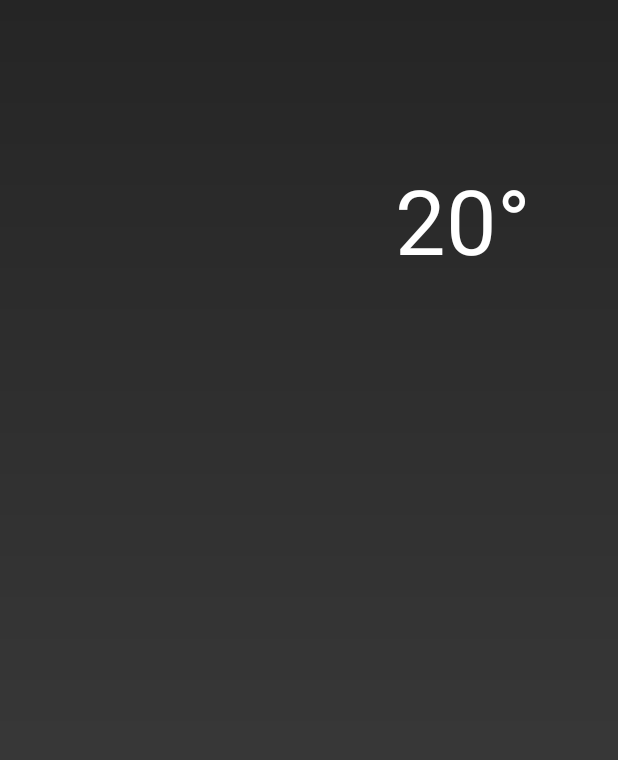
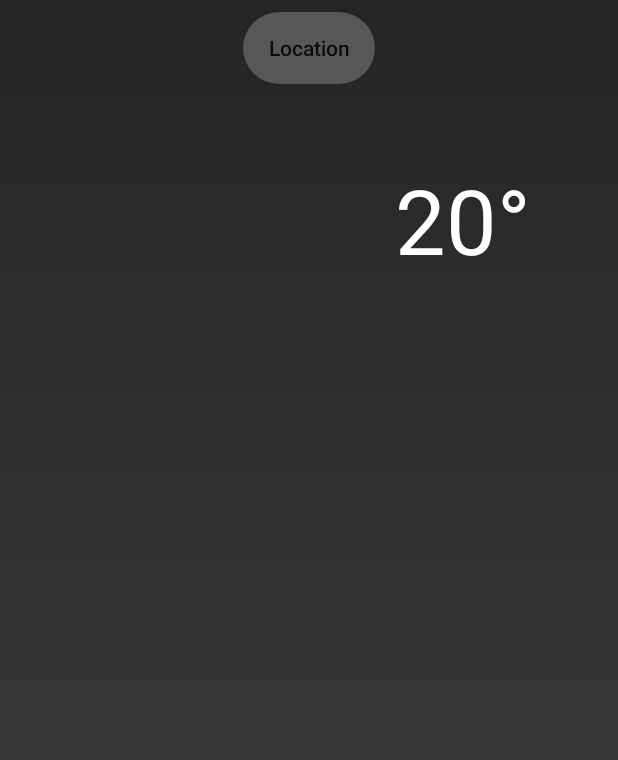
Before and after one commit to Zeiad246/Weather-App, an Android app: the screen it shows after launch (MainActivity), on a phone screen of 412 x 824 dp. Shown: the top 760 px of the screen. Run offline under Robolectric (Android 15) with nearby library versions, the phone set to English and light mode, and no system bars.

```diff
--- a/app/src/main/java/com/example/weather3/ForecastAPI.kt
+++ b/app/src/main/java/com/example/weather3/ForecastAPI.kt
@@ -1,5 +1,6 @@
 package com.example.weather3
 
+import android.text.Editable
 import com.example.weather3.WeatherData.DATACLASS
 import retrofit2.Call
 import retrofit2.http.GET
--- a/app/src/main/res/anim/slidedown.xml
+++ b/app/src/main/res/anim/slidedown.xml
@@ -1,10 +1,10 @@
 <?xml version="1.0" encoding="utf-8"?>
 <set xmlns:android="http://schemas.android.com/apk/res/android">
-<!--    <translate-->
-<!--        android:duration="500"-->
-<!--        android:fromYDelta="-20%"-->
-<!--        android:toYDelta="0">-->
+    <translate
+        android:duration="200"
+        android:fromYDelta="-80%"
+        android:toYDelta="0">
 
-<!--    </translate>-->
+    </translate>
 
 </set>
--- a/app/src/main/res/anim/slideup.xml
+++ b/app/src/main/res/anim/slideup.xml
@@ -1,10 +1,10 @@
 <?xml version="1.0" encoding="utf-8"?>
 <set xmlns:android="http://schemas.android.com/apk/res/android">
-<!--    <translate-->
-<!--        android:duration="500"-->
-<!--        android:fromYDelta="0"-->
-<!--        android:toYDelta="-20%">-->
+    <translate
+        android:duration="200"
+        android:fromYDelta="0"
+        android:toYDelta="-80%">
 
-<!--    </translate>-->
+    </translate>
 
 </set>
--- a/app/src/main/res/layout/activity_main.xml
+++ b/app/src/main/res/layout/activity_main.xml
@@ -7,23 +7,23 @@
     tools:context=".MainActivity"
     android:background="@drawable/gradient">
 
-<!--    <androidx.appcompat.widget.AppCompatButton-->
-<!--        android:id="@+id/OpenButton"-->
-<!--        android:layout_width="wrap_content"-->
-<!--        android:layout_height="wrap_content"-->
-<!--        android:layout_alignParentStart="true"-->
-<!--        android:layout_alignParentTop="true"-->
-<!--        android:layout_alignParentEnd="true"-->
-<!--        android:background="@drawable/exit_button"-->
-<!--        android:text="Location"-->
-<!--        android:textAllCaps="false"-->
-<!--        app:layout_constraintBottom_toBottomOf="parent"-->
-<!--        app:layout_constraintEnd_toEndOf="parent"-->
-<!--        app:layout_constraintStart_toStartOf="parent"-->
-<!--        app:layout_constraintTop_toTopOf="parent"-->
-<!--        app:layout_constraintVertical_bias="0.00999999">-->
+    <androidx.appcompat.widget.AppCompatButton
+        android:id="@+id/OpenButton"
+        android:layout_width="wrap_content"
+        android:layout_height="wrap_content"
+        android:layout_alignParentStart="true"
+        android:layout_alignParentTop="true"
+        android:layout_alignParentEnd="true"
+        android:background="@drawable/exit_button"
+        android:text="Location"
+        android:textAllCaps="false"
+        app:layout_constraintBottom_toBottomOf="parent"
+        app:layout_constraintEnd_toEndOf="parent"
+        app:layout_constraintStart_toStartOf="parent"
+        app:layout_constraintTop_toTopOf="parent"
+        app:layout_constraintVertical_bias="0.00999999">
 
-<!--    </androidx.appcompat.widget.AppCompatButton>-->
+    </androidx.appcompat.widget.AppCompatButton>
 
 
     <androidx.constraintlayout.widget.ConstraintLayout
--- a/app/src/main/res/layout/location_dialog.xml
+++ b/app/src/main/res/layout/location_dialog.xml
@@ -45,7 +45,7 @@
                     android:orientation="horizontal">
 
                     <EditText
-                        android:id="@+id/editTextTextPersonName"
+                        android:id="@+id/latitudeBox"
                         android:layout_width="120dp"
                         android:layout_height="60dp"
                         android:layout_gravity="center"
@@ -60,7 +60,7 @@
                         android:textSize="15sp" />
 
                     <EditText
-                        android:id="@+id/editTextTextPersonName2"
+                        android:id="@+id/longitudeBox"
                         android:layout_width="120dp"
                         android:layout_height="60dp"
                         android:layout_gravity="center"
@@ -75,7 +75,7 @@
                         android:textSize="15sp" />
 
                     <EditText
-                        android:id="@+id/editTextTextPersonName3"
+                        android:id="@+id/timezoneBox"
                         android:layout_width="120dp"
                         android:layout_height="60dp"
                         android:layout_gravity="center"
--- a/app/src/main/res/values-night/themes.xml
+++ b/app/src/main/res/values-night/themes.xml
@@ -13,8 +13,8 @@
         <item name="android:statusBarColor">@color/black</item>
         <!-- Customize your theme here. -->
     </style>
-<!--    <style name="dialoganimation">-->
-<!--        <item name="android:windowEnterAnimation">@anim/slidedown</item>-->
-<!--        <item name="android:windowExitAnimation">@anim/slideup</item>-->
-<!--    </style>-->
+    <style name="dialoganimation">
+        <item name="android:windowEnterAnimation">@anim/slidedown</item>
+        <item name="android:windowExitAnimation">@anim/slideup</item>
+    </style>
 </resources>
--- a/app/src/main/res/values/ids.xml
+++ b/app/src/main/res/values/ids.xml
@@ -4,4 +4,5 @@
     <item name="hoursPageImage" type="id" />
     <item name="addressContainer" type="id" />
     <item name="hoursCurrentCondition" type="id" />
+    <item name="OpenButton" type="id" />
 </resources>
--- a/app/src/main/res/values/themes.xml
+++ b/app/src/main/res/values/themes.xml
@@ -19,8 +19,8 @@
     </style>
     <style name="Theme.Weather3.AppBarOverlay" parent="ThemeOverlay.AppCompat.Dark.ActionBar" />
     <style name="Theme.Weather3.PopupOverlay" parent="ThemeOverlay.AppCompat.Light" />
-<!--    <style name="dialoganimation">-->
-<!--        <item name="android:windowEnterAnimation">@anim/slidedown</item>-->
-<!--        <item name="android:windowExitAnimation">@anim/slideup</item>-->
-<!--    </style>-->
+    <style name="dialoganimation">
+        <item name="android:windowEnterAnimation">@anim/slidedown</item>
+        <item name="android:windowExitAnimation">@anim/slideup</item>
+    </style>
 </resources>
```
Also changed, not shown: app/src/main/java/com/example/weather3/MainActivity.kt (+55 -10 lines).
